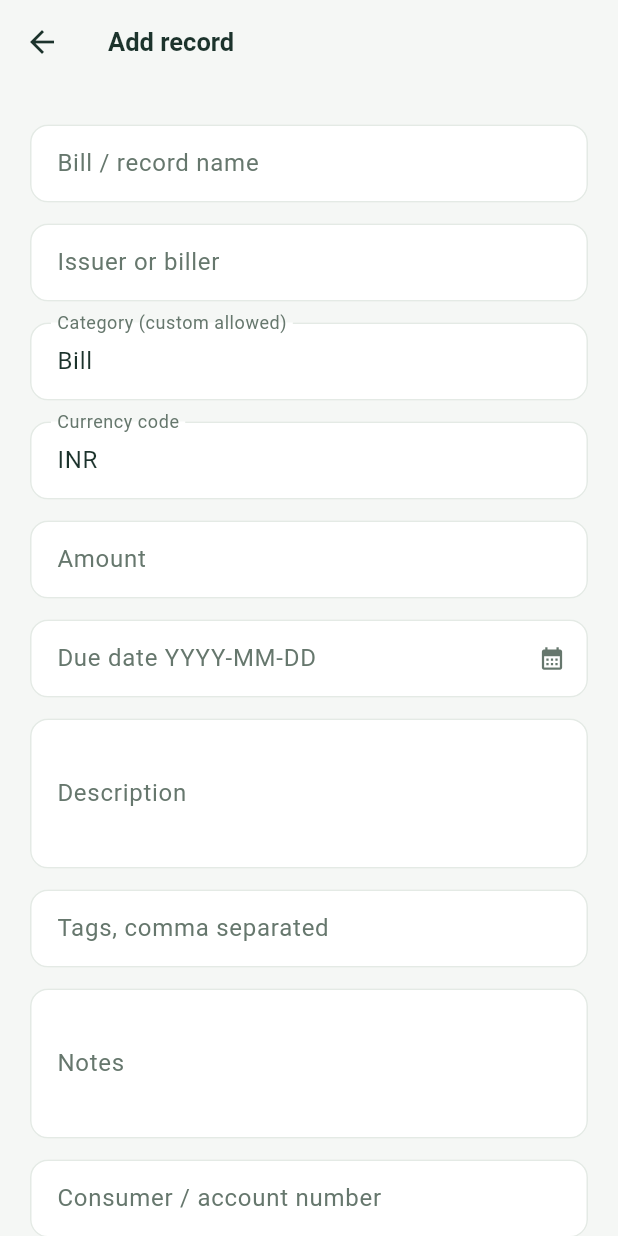
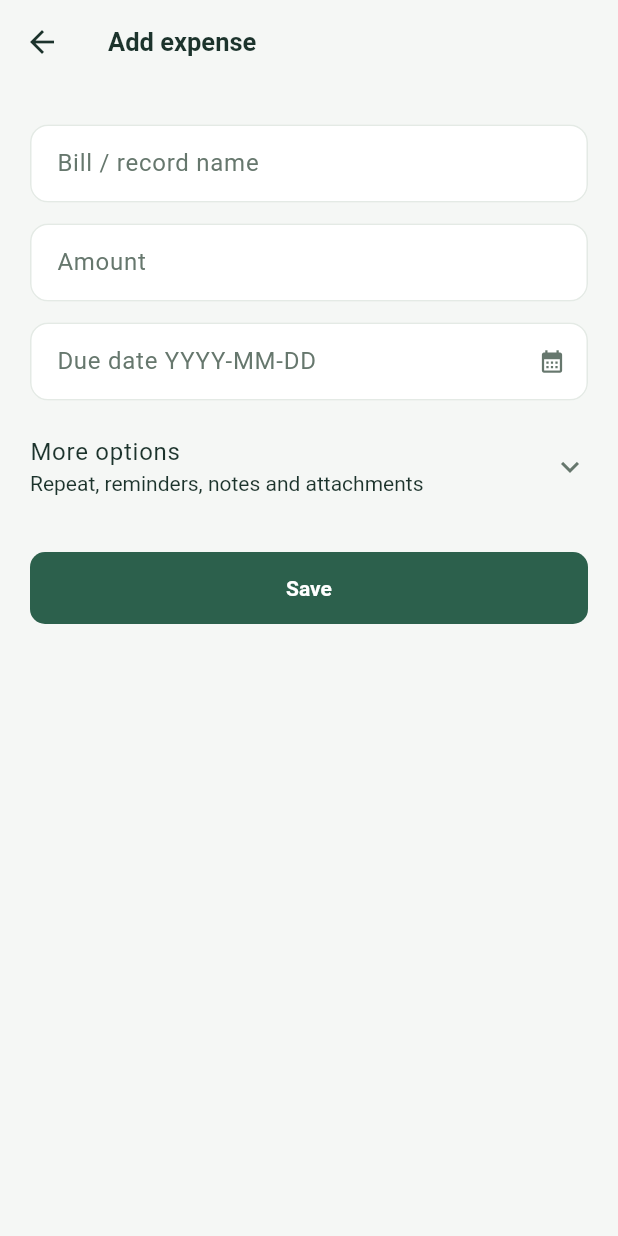
Before and after one commit to frances09f-lgtm/lifekeeper, a Flutter app: the screen it shows after launch, after a tap on the "add" icon, on a phone screen of 412 x 824 dp. Run offline on Flutter 3.47's test engine with Material 3 defaults, Android fonts, the phone set to English and light mode, and no system bars; our stand-ins replace file_picker, flutter_local_notifications, flutter_secure_storage, flutter_timezone, image_picker, local_auth and 3 more; missing offline and left inert: cryptography, google_mlkit_text_recognition; accounts and stored records are empty; statements that could not run were skipped.

Commit message:
LifeKeeper 1.1.3: minimal add-expense flow, no test-data entrypoints
User confirmed the green/white Home design and asked for all test data to
be removed, a minimal UI, and an obvious way to add an expense.

- New records start with only Name, Amount and an optional Due date; the
  other existing fields stay under More options with Save immediately
  visible. Existing record edit/review keeps the full form.
- The add action and form are named Add expense.
- Remove the Settings SMS bill demo entrypoint (prefilled sample text);
  the demo-record seed entrypoint was removed on cleanup/no-demo.
- Fresh installs still create no records; real records are untouched and
  Remove demo records remains explicit, with no upgrade deletion.
- Render/save tests capture Home and Add expense and prove a real
  one-off expense is stored without any demo flag.

Verified locally on Flutter 3.47.7: analyze --fatal-infos --fatal-warnings
clean, full suite 55/55 green.

```diff
--- a/lib/main.dart
+++ b/lib/main.dart
@@ -814,7 +814,7 @@ class _LifeKeeperState extends State<LifeKeeper> with WidgetsBindingObserver {
               ? null
               : FloatingActionButton(
                   onPressed: () => edit(),
-                  tooltip: 'Add record',
+                  tooltip: 'Add expense',
                   child: const Icon(Icons.add, size: 28),
                 ),
           bottomNavigationBar: DecoratedBox(
--- a/lib/ui/editor.dart
+++ b/lib/ui/editor.dart
@@ -232,6 +232,75 @@ class _RecordEditorState extends State<RecordEditor> {
     }
   }
 
+  Widget inputField(MapEntry<String, String> entry) => Padding(
+    padding: const EdgeInsets.symmetric(vertical: 7),
+    child: TextFormField(
+      controller: inputs[entry.key],
+      maxLines: ['notes', 'description', 'consequence'].contains(entry.key)
+          ? 3
+          : 1,
+      keyboardType:
+          [
+            'amountInput',
+            'interval',
+            'importance',
+            'priorityOverride',
+            'grace',
+          ].contains(entry.key)
+          ? const TextInputType.numberWithOptions(decimal: true)
+          : TextInputType.text,
+      decoration: InputDecoration(
+        labelText: entry.value,
+        suffixIcon: ['due', 'trialEnd'].contains(entry.key)
+            ? IconButton(
+                icon: const Icon(Icons.calendar_month),
+                onPressed: () async {
+                  final date = await showDatePicker(
+                    context: context,
+                    initialDate: strictDate(value(entry.key)) ?? DateTime.now(),
+                    firstDate: DateTime(1900),
+                    lastDate: DateTime(2200),
+                  );
+                  if (date != null) inputs[entry.key]!.text = dateText(date);
+                },
+              )
+            : null,
+      ),
+      validator: (text) {
+        final v = text?.trim() ?? '';
+        if (entry.key == 'title' && v.isEmpty) return 'Enter a name';
+        if (['due', 'trialEnd'].contains(entry.key) &&
+            v.isNotEmpty &&
+            strictDate(v) == null)
+          return 'Use YYYY-MM-DD';
+        if (entry.key == 'currency' && !RegExp(r'^[A-Za-z]{3}$').hasMatch(v))
+          return 'Use a three-letter currency code';
+        if ([
+          'interval',
+          'importance',
+          'grace',
+          'priorityOverride',
+        ].contains(entry.key)) {
+          final n = int.tryParse(v);
+          if (entry.key == 'priorityOverride' && v.isEmpty) return null;
+          if (n == null ||
+              n < 0 ||
+              (entry.key == 'interval' && n < 1) ||
+              (entry.key == 'importance' && n > 3) ||
+              (entry.key == 'priorityOverride' && n > 100))
+            return 'Enter a valid number';
+        }
+        if (entry.key == 'dependencies' &&
+            v.isNotEmpty &&
+            v.split(',').any((e) => int.tryParse(e.trim()) == null))
+          return 'Use record IDs separated by commas';
+        if (entry.key == 'reminderMinute' && parseTime(v) == null)
+          return 'Use HH:MM';
+        return null;
+      },
+    ),
+  );
+
   @override
   Widget build(BuildContext context) => Scaffold(
     appBar: AppBar(
@@ -239,7 +308,7 @@ class _RecordEditorState extends State<RecordEditor> {
         widget.scanned
             ? 'Review bill'
             : widget.record == null
-            ? 'Add record'
+            ? 'Add expense'
             : 'Edit record',
       ),
     ),
@@ -278,92 +347,27 @@ class _RecordEditorState extends State<RecordEditor> {
               icon: const Icon(Icons.camera_alt),
               label: const Text('Retake'),
             ),
-          for (final entry in fields.entries)
-            Padding(
-              padding: const EdgeInsets.symmetric(vertical: 7),
-              child: TextFormField(
-                controller: inputs[entry.key],
-                maxLines:
-                    ['notes', 'description', 'consequence'].contains(entry.key)
-                    ? 3
-                    : 1,
-                keyboardType:
-                    [
-                      'amountInput',
-                      'interval',
-                      'importance',
-                      'priorityOverride',
-                      'grace',
-                    ].contains(entry.key)
-                    ? const TextInputType.numberWithOptions(decimal: true)
-                    : TextInputType.text,
-                decoration: InputDecoration(
-                  labelText: entry.value,
-                  suffixIcon: ['due', 'trialEnd'].contains(entry.key)
-                      ? IconButton(
-                          icon: const Icon(Icons.calendar_month),
-                          onPressed: () async {
-                            final date = await showDatePicker(
-                              context: context,
-                              initialDate:
-                                  strictDate(value(entry.key)) ??
-                                  DateTime.now(),
-                              firstDate: DateTime(1900),
-                              lastDate: DateTime(2200),
-                            );
-                            if (date != null)
-                              inputs[entry.key]!.text = dateText(date);
-                          },
-                        )
-                      : null,
-                ),
-                validator: (text) {
-                  final v = text?.trim() ?? '';
-                  if (entry.key == 'title' && v.isEmpty) return 'Enter a name';
-                  if (['due', 'trialEnd'].contains(entry.key) &&
-                      v.isNotEmpty &&
-                      strictDate(v) == null)
-                    return 'Use YYYY-MM-DD';
-                  if (entry.key == 'currency' &&
-                      !RegExp(r'^[A-Za-z]{3}$').hasMatch(v))
-                    return 'Use a three-letter currency code';
-                  if ([
-                    'interval',
-                    'importance',
-                    'grace',
-                    'priorityOverride',
-                  ].contains(entry.key)) {
-                    final n = int.tryParse(v);
-                    if (entry.key == 'priorityOverride' && v.isEmpty)
-                      return null;
-                    if (n == null ||
-                        n < 0 ||
-                        (entry.key == 'interval' && n < 1) ||
-                        (entry.key == 'importance' && n > 3) ||
-                        (entry.key == 'priorityOverride' && n > 100))
-                      return 'Enter a valid number';
-                  }
-                  if (entry.key == 'dependencies' &&
-                      v.isNotEmpty &&
-                      v.split(',').any((e) => int.tryParse(e.trim()) == null))
-                    return 'Use record IDs separated by commas';
-                  if (entry.key == 'reminderMinute' && parseTime(v) == null)
-                    return 'Use HH:MM';
-                  return null;
-                },
-              ),
-            ),
+          for (final entry in fields.entries.where(
+            (e) => ['title', 'amountInput', 'due'].contains(e.key),
+          ))
+            inputField(entry),
+          ExpansionTile(
+            title: const Text('More options'),
+            subtitle: const Text('Repeat, reminders, notes and attachments'),
+            maintainState: true,
+            tilePadding: EdgeInsets.zero,
+            children: [
+              for (final entry in fields.entries.where(
+                (e) => !['title', 'amountInput', 'due'].contains(e.key),
+              ))
+                inputField(entry),
               DropdownButtonFormField<String>(
                 initialValue: repeat,
                 decoration: const InputDecoration(labelText: 'Repeat'),
-            items: [
-              'none',
-              'daily',
-              'weekly',
-              'monthly',
-              'yearly',
-              'custom',
-            ].map((v) => DropdownMenuItem(value: v, child: Text(v))).toList(),
+                items:
+                    ['none', 'daily', 'weekly', 'monthly', 'yearly', 'custom']
+                        .map((v) => DropdownMenuItem(value: v, child: Text(v)))
+                        .toList(),
                 onChanged: (v) => setState(() => repeat = v ?? 'none'),
               ),
               const SizedBox(height: 16),
@@ -424,6 +428,8 @@ class _RecordEditorState extends State<RecordEditor> {
                 icon: const Icon(Icons.attach_file),
                 label: const Text('Add photo or PDF'),
               ),
+            ],
+          ),
           if (error.isNotEmpty)
             Text(
               error,
--- a/lib/ui/settings.dart
+++ b/lib/ui/settings.dart
@@ -302,17 +302,13 @@ extension SettingsView on _LifeKeeperState {
           ],
         ),
       ),
-      title('Demo and privacy'),
+      title('Privacy and data'),
       card(
         Column(
           children: [
             TextButton(
               onPressed: () => action(() => repo.removeDemo()),
               child: const Text('Remove demo records'),
-            ),
-            TextButton(
-              onPressed: () => quick(sms: true),
-              child: const Text('SMS bill demo (pasted text only)'),
             ),
             TextButton(
               onPressed: () async {
@@ -340,7 +336,7 @@ extension SettingsView on _LifeKeeperState {
       title('About'),
       card(
         const Text(
-          'LifeKeeper 1.1.2\nOffline bills, renewals and warranties\nNo account, backend, cloud, language controls or AI model\nBundled Latin Google ML Kit OCR plus editable deterministic rules\nNo SMS inbox access. Widget is a preview only. UPI return is not proof of payment.\nNothing is phone-tested.\nManual checks: camera/OCR, airplane mode, notification permissions/actions/delivery, reboot and timezone changes, PIN/background lock, encrypted restore, UPI and PDF preview.',
+          'LifeKeeper 1.1.3\nOffline bills, renewals and warranties\nNo account, backend, cloud, language controls or AI model\nBundled Latin Google ML Kit OCR plus editable deterministic rules\nNo SMS inbox access. Widget is a preview only. UPI return is not proof of payment.\nNothing is phone-tested.\nManual checks: camera/OCR, airplane mode, notification permissions/actions/delivery, reboot and timezone changes, PIN/background lock, encrypted restore, UPI and PDF preview.',
         ),
       ),
     ];
--- a/pubspec.yaml
+++ b/pubspec.yaml
@@ -1,7 +1,7 @@
 name: lifekeeper
 description: Offline bills, renewals and warranties
 publish_to: none
-version: 1.1.2+6
+version: 1.1.3+7
 environment:
   sdk: '>=3.13.0 <4.0.0'
 dependencies:
```
Also changed, not shown: 3 other files. Lines whose indentation alone changed are shown as unchanged.
